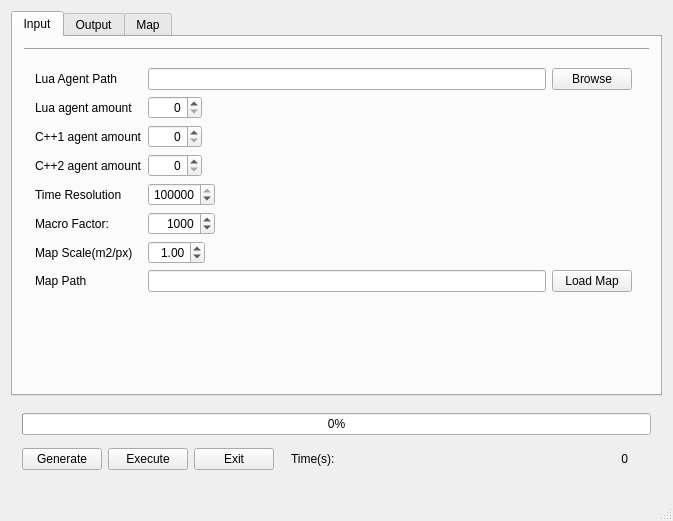
Before: the Qt Designer form mainwindow.ui in sojoe02/RANA, drawn with Qt 5.
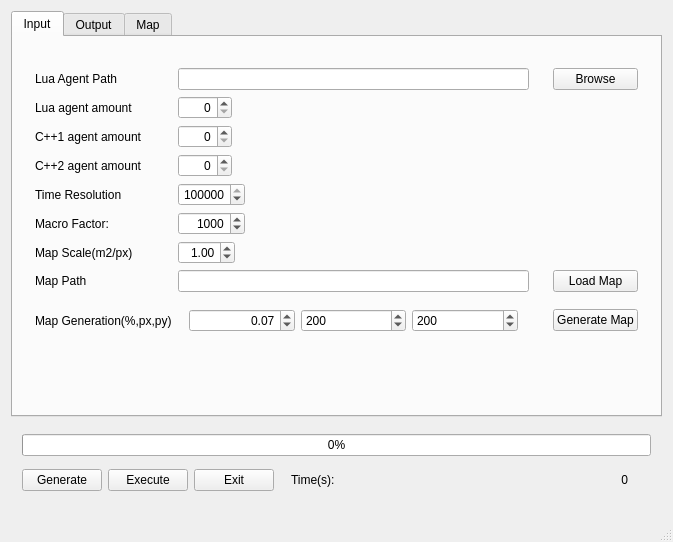
After: the same form once the commit is applied. The open tabs and pages were chosen to show the change.

Commit message: many changes, such as full UI integration, with progress bar etc. Addede the ability to generate a random map

What changed in the file:
```diff
--- a/mainwindow.ui
+++ b/mainwindow.ui
@@ -25,30 +25,7 @@
         <string>Input</string>
        </attribute>
        <layout class="QGridLayout" name="gridLayout_5">
-        <item row="16" column="1">
-         <spacer name="verticalSpacer_2">
-          <property name="orientation">
-           <enum>Qt::Vertical</enum>
-          </property>
-          <property name="sizeType">
-           <enum>QSizePolicy::Expanding</enum>
-          </property>
-          <property name="sizeHint" stdset="0">
-           <size>
-            <width>20</width>
-            <height>40</height>
-           </size>
-          </property>
-         </spacer>
-        </item>
-        <item row="13" column="1" colspan="2">
-         <widget class="Line" name="line">
-          <property name="orientation">
-           <enum>Qt::Horizontal</enum>
-          </property>
-         </widget>
-        </item>
-        <item row="19" column="1">
+        <item row="18" column="1">
          <widget class="QWidget" name="widget_2" native="true">
           <property name="sizePolicy">
            <sizepolicy hsizetype="Expanding" vsizetype="Fixed">
@@ -59,10 +36,10 @@
           <layout class="QHBoxLayout" name="horizontalLayout"/>
          </widget>
         </item>
-        <item row="14" column="1">
+        <item row="16" column="0" colspan="2">
          <widget class="QWidget" name="widget_3" native="true">
           <layout class="QGridLayout" name="gridLayout_2">
-           <item row="8" column="2">
+           <item row="9" column="2">
             <widget class="QSpinBox" name="macroSpinBox">
              <property name="sizePolicy">
               <sizepolicy hsizetype="Maximum" vsizetype="Fixed">
@@ -84,14 +61,14 @@
              </property>
             </widget>
            </item>
-           <item row="4" column="0">
+           <item row="5" column="1">
             <widget class="QLabel" name="label_2">
              <property name="text">
               <string>Lua agent amount</string>
              </property>
             </widget>
            </item>
-           <item row="7" column="0">
+           <item row="8" column="1">
             <widget class="QLabel" name="label_5">
              <property name="toolTip">
               <string>Number of microsteps pr second</string>
@@ -104,14 +81,14 @@
              </property>
             </widget>
            </item>
-           <item row="6" column="0">
+           <item row="7" column="1">
             <widget class="QLabel" name="label_4">
              <property name="text">
               <string>C++2 agent amount</string>
              </property>
             </widget>
            </item>
-           <item row="5" column="2">
+           <item row="6" column="2">
             <widget class="QSpinBox" name="c1AgentSpinBox">
              <property name="sizePolicy">
               <sizepolicy hsizetype="Maximum" vsizetype="Fixed">
@@ -127,21 +104,21 @@
              </property>
             </widget>
            </item>
-           <item row="0" column="3">
-            <widget class="QPushButton" name="browseLuaAgentButton">
-             <property name="text">
-              <string>Browse</string>
-             </property>
-            </widget>
-           </item>
-           <item row="0" column="0">
+           <item row="1" column="1">
             <widget class="QLabel" name="label">
              <property name="text">
               <string>Lua Agent Path</string>
              </property>
             </widget>
            </item>
-           <item row="6" column="2">
+           <item row="1" column="6">
+            <widget class="QPushButton" name="browseLuaAgentButton">
+             <property name="text">
+              <string>Browse</string>
+             </property>
+            </widget>
+           </item>
+           <item row="7" column="2">
             <widget class="QSpinBox" name="c2AgentSpinBox">
              <property name="sizePolicy">
               <sizepolicy hsizetype="Maximum" vsizetype="Fixed">
@@ -157,7 +134,14 @@
              </property>
             </widget>
            </item>
-           <item row="8" column="0">
+           <item row="6" column="1">
+            <widget class="QLabel" name="label_3">
+             <property name="text">
+              <string>C++1 agent amount</string>
+             </property>
+            </widget>
+           </item>
+           <item row="9" column="1">
             <widget class="QLabel" name="label_6">
              <property name="toolTip">
               <string>Number of mirosteps pr macrostep</string>
@@ -167,7 +151,7 @@
              </property>
             </widget>
            </item>
-           <item row="4" column="2">
+           <item row="5" column="2">
             <widget class="QSpinBox" name="luaSpinBox">
              <property name="sizePolicy">
               <sizepolicy hsizetype="Maximum" vsizetype="Fixed">
@@ -183,14 +167,7 @@
              </property>
             </widget>
            </item>
-           <item row="5" column="0">
-            <widget class="QLabel" name="label_3">
-             <property name="text">
-              <string>C++1 agent amount</string>
-             </property>
-            </widget>
-           </item>
-           <item row="0" column="2">
+           <item row="1" column="2">
             <widget class="QLineEdit" name="agentPathLineEdit">
              <property name="sizePolicy">
               <sizepolicy hsizetype="MinimumExpanding" vsizetype="Fixed">
@@ -200,7 +177,14 @@
              </property>
             </widget>
            </item>
-           <item row="7" column="2">
+           <item row="10" column="1">
+            <widget class="QLabel" name="label_9">
+             <property name="text">
+              <string>Map Scale(m2/px)</string>
+             </property>
+            </widget>
+           </item>
+           <item row="8" column="2">
             <widget class="QSpinBox" name="timeResSpinBox">
              <property name="sizePolicy">
               <sizepolicy hsizetype="Maximum" vsizetype="Fixed">
@@ -228,27 +212,20 @@
              </property>
             </widget>
            </item>
-           <item row="9" column="0">
-            <widget class="QLabel" name="label_9">
-             <property name="text">
-              <string>Map Scale(m2/px)</string>
-             </property>
-            </widget>
+           <item row="11" column="2">
+            <widget class="QLineEdit" name="mapPathLineEdit"/>
            </item>
-           <item row="10" column="0">
+           <item row="11" column="1">
             <widget class="QLabel" name="label_7">
              <property name="text">
               <string>Map Path</string>
              </property>
             </widget>
            </item>
-           <item row="10" column="2">
-            <widget class="QLineEdit" name="mapPathLineEdit"/>
-           </item>
-           <item row="10" column="3">
+           <item row="11" column="6">
             <widget class="QPushButton" name="browseMapButton">
              <property name="sizePolicy">
-              <sizepolicy hsizetype="Fixed" vsizetype="Fixed">
+              <sizepolicy hsizetype="Minimum" vsizetype="Fixed">
                <horstretch>0</horstretch>
                <verstretch>0</verstretch>
               </sizepolicy>
@@ -258,7 +235,7 @@
              </property>
             </widget>
            </item>
-           <item row="9" column="2" colspan="2">
+           <item row="10" column="2" colspan="5">
             <widget class="QDoubleSpinBox" name="mapScaleDoubleSpinBox">
              <property name="sizePolicy">
               <sizepolicy hsizetype="Maximum" vsizetype="Fixed">
@@ -280,9 +257,91 @@
              </property>
             </widget>
            </item>
+           <item row="13" column="1">
+            <widget class="QLabel" name="label_10">
+             <property name="text">
+              <string/>
+             </property>
+            </widget>
+           </item>
+           <item row="12" column="2">
+            <widget class="QWidget" name="widget_5" native="true">
+             <layout class="QHBoxLayout" name="horizontalLayout_3">
+              <item>
+               <widget class="QDoubleSpinBox" name="densityDoubleSpinBox">
+                <property name="sizePolicy">
+                 <sizepolicy hsizetype="Minimum" vsizetype="Fixed">
+                  <horstretch>0</horstretch>
+                  <verstretch>0</verstretch>
+                 </sizepolicy>
+                </property>
+                <property name="alignment">
+                 <set>Qt::AlignRight|Qt::AlignTrailing|Qt::AlignVCenter</set>
+                </property>
+                <property name="maximum">
+                 <double>1.000000000000000</double>
+                </property>
+                <property name="singleStep">
+                 <double>0.010000000000000</double>
+                </property>
+                <property name="value">
+                 <double>0.070000000000000</double>
+                </property>
+               </widget>
+              </item>
+              <item>
+               <widget class="QSpinBox" name="pxSpinBox">
+                <property name="maximum">
+                 <number>4096</number>
+                </property>
+                <property name="value">
+                 <number>200</number>
+                </property>
+               </widget>
+              </item>
+              <item>
+               <widget class="QSpinBox" name="pySpinBox">
+                <property name="sizePolicy">
+                 <sizepolicy hsizetype="Minimum" vsizetype="Fixed">
+                  <horstretch>0</horstretch>
+                  <verstretch>0</verstretch>
+                 </sizepolicy>
+                </property>
+                <property name="maximum">
+                 <number>4096</number>
+                </property>
+                <property name="value">
+                 <number>200</number>
+                </property>
+               </widget>
+              </item>
+             </layout>
+            </widget>
+           </item>
+           <item row="12" column="6">
+            <widget class="QPushButton" name="generateMap">
+             <property name="text">
+              <string>Generate Map</string>
+             </property>
+            </widget>
+           </item>
+           <item row="12" column="1">
+            <widget class="QLabel" name="label_11">
+             <property name="text">
+              <string>Map Generation(%,px,py)</string>
+             </property>
+            </widget>
+           </item>
           </layout>
          </widget>
         </item>
+        <item row="0" column="0">
+         <widget class="Line" name="line">
+          <property name="orientation">
+           <enum>Qt::Horizontal</enum>
+          </property>
+         </widget>
+        </item>
        </layout>
       </widget>
       <widget class="QWidget" name="tab">
```
Left out of the diff: 200 changed lines with no effect on the pictures. The commit also changes 12 other files.
